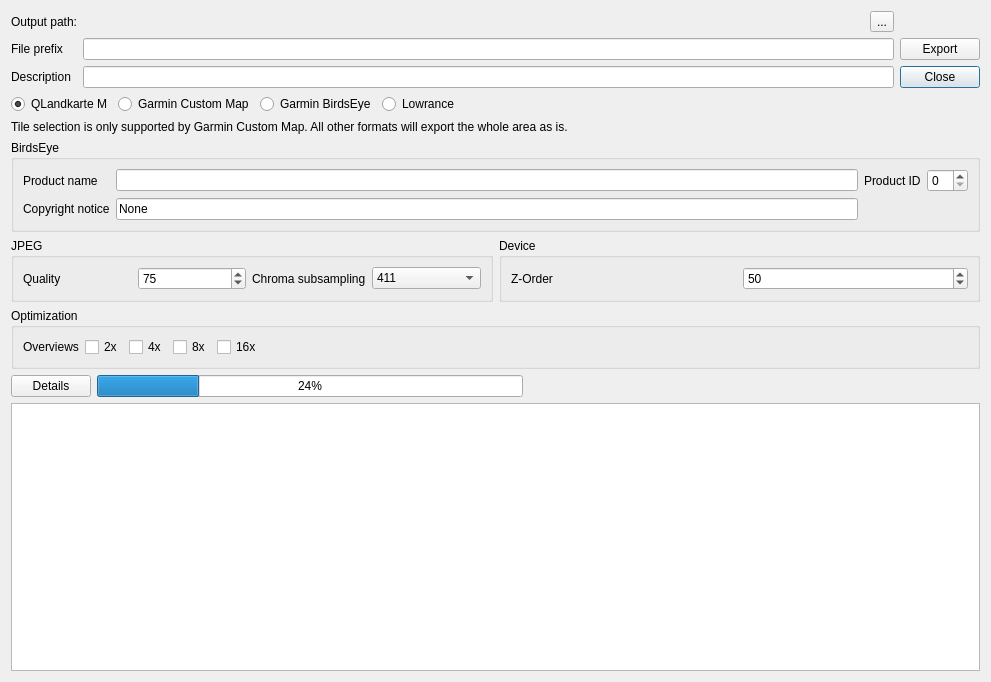
ntruchsess/QLandkarteGT, file src/IMapQMAPExport.ui: the form before one commit.
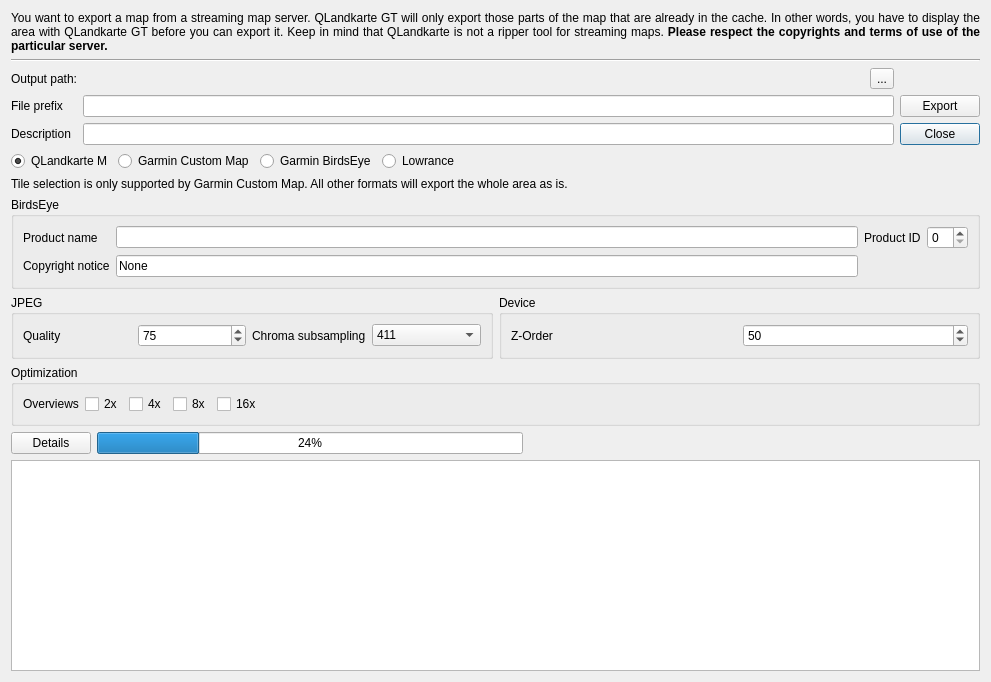
The form after the commit.

Commit message: start map export from wms maps

Diff of the .ui file:
```diff
--- a/src/IMapQMAPExport.ui
+++ b/src/IMapQMAPExport.ui
@@ -14,6 +14,26 @@
    <string>Export map ...</string>
   </property>
   <layout class="QVBoxLayout" name="verticalLayout_2">
+   <item>
+    <widget class="QLabel" name="labelWarnStream">
+     <property name="text">
+      <string>You want to export a map from a streaming map server. QLandkarte GT will only export those parts of the map that are already in the cache. In other words, you have to display the area with QLandkarte GT before you can export it. Keep in mind that QLandkarte is not a ripper tool for streaming maps. &lt;b&gt;Please respect the copyrights and terms of use of the particular server.&lt;/b&gt; </string>
+     </property>
+     <property name="alignment">
+      <set>Qt::AlignJustify|Qt::AlignVCenter</set>
+     </property>
+     <property name="wordWrap">
+      <bool>true</bool>
+     </property>
+    </widget>
+   </item>
+   <item>
+    <widget class="Line" name="line">
+     <property name="orientation">
+      <enum>Qt::Horizontal</enum>
+     </property>
+    </widget>
+   </item>
    <item>
     <layout class="QGridLayout" name="xxx">
      <item row="0" column="0">
```
The commit also changes 14 other files.
